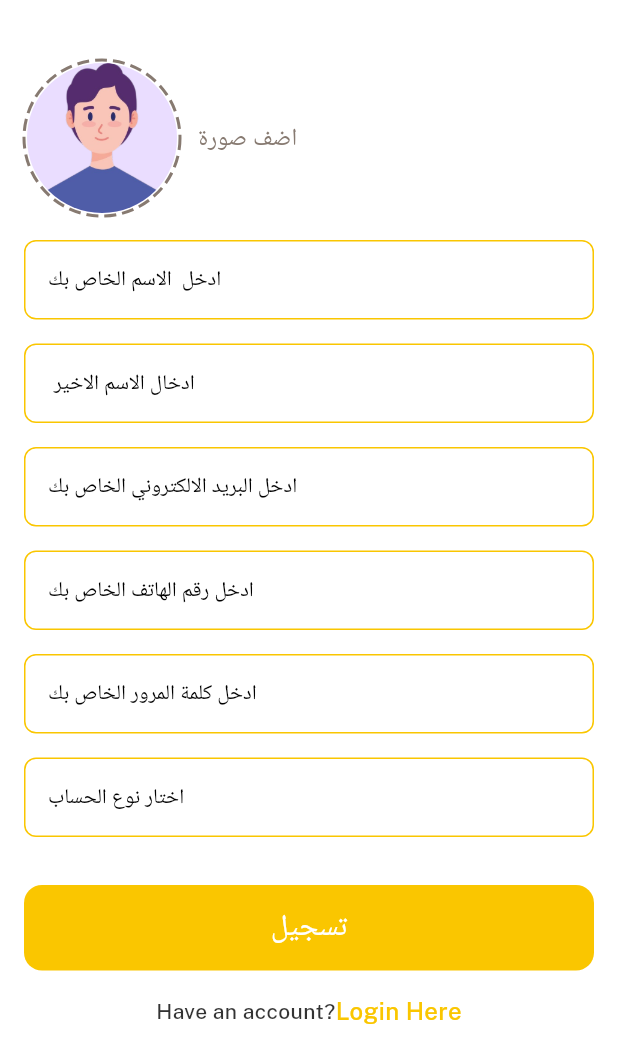
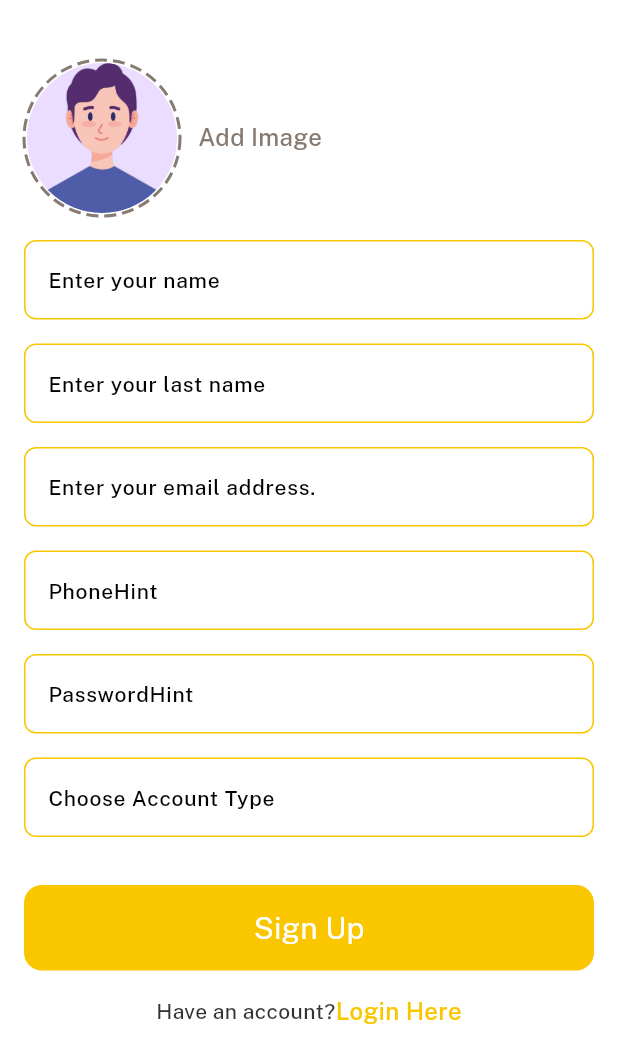
Before and after one commit to Belalwael26/dreamHome, a Flutter app: the RegisterScreen screen opened by its route, on a phone screen of 412 x 824 dp. Shown: the top 1063 px of the screen. Run offline on Flutter 3.47's test engine with Material 3 defaults, Android fonts, the phone set to English and light mode, and no system bars; drawn by our look-alikes of dotted_border; our stand-ins replace carousel_slider, cloud_firestore, dartz, dio, easy_localization, equatable and 15 more; accounts and stored records are empty; project files that could hold a hidden picture were left out.

Commit message:
Sign_up_localization

```diff
--- a/dream_home/assets/translate/en.json
+++ b/dream_home/assets/translate/en.json
@@ -25,6 +25,16 @@
   "ForgetPasswordTitle" :"Forget Password",
   "email": "Email",
   "Submit" : "Submit" ,
+  "NameHint" :"Enter your name",
+  "lastNameHint" :"Enter your last name",
+  "phoneHint" :"Enter your phone number",
+  "AccountType" : "Choose Account Type" ,
+  "chooseJob" :  "Choose Job" ,
+  "Sign" : "Sign Up",
+  "addImage" : "Add Image" ,
+  "chooseImage" :  "Choose Image From" ,
+  "camera" :"Take a photo." ,
+  "gallery" :"Choose from gallery." ,
   "servicex" : {
     "SERVICES": "Services",
     "FIX_NOW": "Fix Now",
--- a/dream_home/lib/core/widget/dialogs/custom_images_picker_dialog.dart
+++ b/dream_home/lib/core/widget/dialogs/custom_images_picker_dialog.dart
@@ -1,6 +1,7 @@
 import 'package:dream_home/Core/extension/extension.dart';
 import 'package:dream_home/core/styles/app_text_style.dart';
 import 'package:dream_home/core/utils/app_color.dart';
+import 'package:easy_localization/easy_localization.dart';
 import 'package:flutter/material.dart';
 
 import '../../constant/app_sized.dart';
@@ -24,7 +25,7 @@ void showImagePickerDialog(BuildContext ctx,
           child: Column(
             children: [
               Text(
-                "Choose Image From",
+                "chooseImage".tr(),
                 style: AppTextStyle.style18.copyWith(
                   color: AppColor.lightblack,
                 ),
--- a/dream_home/lib/feature/auth/presentation/views/register_screen.dart
+++ b/dream_home/lib/feature/auth/presentation/views/register_screen.dart
@@ -6,6 +6,7 @@ import 'package:dream_home/feature/auth/presentation/cubit/register/register_cub
 import 'package:dream_home/feature/auth/presentation/widget/custom_choose_account_type.dart';
 import 'package:dream_home/feature/auth/presentation/widget/custom_choose_your_job.dart';
 import 'package:dream_home/feature/customer_home/presentation/data/models/worker_data_model.dart';
+import 'package:easy_localization/easy_localization.dart';
 import 'package:flutter/material.dart';
 import 'package:flutter_bloc/flutter_bloc.dart';
 import 'package:go_router/go_router.dart';
@@ -75,7 +76,7 @@ class _RegisterScreenState extends State<RegisterScreen> {
                               hintColor: AppColor.black,
                               controller: cubit.userNameController,
                               borderColor: AppColor.yellowColor,
-                              hintText: "ادخل  الاسم الخاص بك",
+                              hintText: "NameHint".tr(),
                               validator: (val) =>
                                   AppValidation.displayNameValidator(
                                 cubit.userNameController.text,
@@ -90,7 +91,7 @@ class _RegisterScreenState extends State<RegisterScreen> {
                               hintColor: AppColor.black,
                               borderColor: AppColor.yellowColor,
                               controller: cubit.lastNameController,
-                              hintText: " ادخال الاسم الاخير",
+                              hintText: "lastNameHint".tr(),
                               validator: (val) =>
                                   AppValidation.displayNameValidator(
                                 cubit.lastNameController.text,
@@ -105,7 +106,7 @@ class _RegisterScreenState extends State<RegisterScreen> {
                               hintColor: AppColor.black,
                               controller: cubit.emailController,
                               borderColor: AppColor.yellowColor,
-                              hintText: "ادخل البريد الالكتروني الخاص بك",
+                              hintText: "EmailHint".tr(),
                               validator: (val) => AppValidation.emailValidator(
                                 cubit.emailController.text,
                               ),
@@ -119,7 +120,7 @@ class _RegisterScreenState extends State<RegisterScreen> {
                               hintColor: AppColor.black,
                               borderColor: AppColor.yellowColor,
                               controller: cubit.phoneController,
-                              hintText: "ادخل رقم الهاتف الخاص بك",
+                              hintText: "PhoneHint".tr(),
                               validator: (val) =>
                                   AppValidation.phoneNumberVaildtor(
                                 cubit.phoneController.text,
@@ -135,7 +136,7 @@ class _RegisterScreenState extends State<RegisterScreen> {
                               hintColor: AppColor.black,
                               borderColor: AppColor.yellowColor,
                               controller: cubit.passwordController,
-                              hintText: "ادخل كلمة المرور الخاص بك",
+                              hintText: "PasswordHint".tr(),
                               validator: (val) =>
                                   AppValidation.passwordVaildtor(
                                 cubit.passwordController.text,
@@ -151,7 +152,7 @@ class _RegisterScreenState extends State<RegisterScreen> {
                               controller: TextEditingController(),
                               borderColor: AppColor.yellowColor,
                               hintText: cubit.selectedItem == ""
-                                  ? "اختار نوع الحساب"
+                                  ? "AccountType".tr()
                                   : cubit.selectedItem,
                               enabled: false,
                             ).onTap(
@@ -197,7 +198,7 @@ class _RegisterScreenState extends State<RegisterScreen> {
                                 controller: TextEditingController(),
                                 borderColor: AppColor.yellowColor,
                                 hintText: cubit.selectedJob == ""
-                                    ? "اختار نوع الوظيفة"
+                                    ? "chooseJob".tr()
                                     : cubit.selectedJob,
                                 enabled: false,
                               ).onTap(
@@ -238,7 +239,7 @@ class _RegisterScreenState extends State<RegisterScreen> {
                           FadeAnimationCustom(
                             delay: 1.2,
                             child: CustomAppButton(
-                              text: "تسجيل",
+                              text: "Sign".tr(),
                               containerColor: AppColor.yellowColor,
                               textColor: AppColor.white,
                               onPressed: () {
--- a/dream_home/lib/feature/auth/presentation/widget/custom_image_container.dart
+++ b/dream_home/lib/feature/auth/presentation/widget/custom_image_container.dart
@@ -1,6 +1,7 @@
 import 'package:dotted_border/dotted_border.dart';
 import 'package:dream_home/core/extension/extension.dart';
 import 'package:dream_home/feature/auth/presentation/cubit/register/register_cubit.dart';
+import 'package:easy_localization/easy_localization.dart';
 import 'package:flutter/material.dart';
 import 'package:flutter_bloc/flutter_bloc.dart';
 import 'package:go_router/go_router.dart';
@@ -41,7 +42,7 @@ class CustomAddImage extends StatelessWidget {
             ),
             width(12),
             Text(
-              "اضف صورة",
+              "addImage".tr(),
               style: AppTextStyle.style16.copyWith(
                 color: AppColor.primaryColor,
               ),
@@ -56,8 +57,8 @@ class CustomAddImage extends StatelessWidget {
                   cubit.logoPicker(ImageSource.gallery);
                   context.pop();
                 },
-                cameraText: "التقاط صورة",
-                galleryText: "اختر صورة من المعرض",
+                cameraText: "camera".tr(),
+                galleryText: "gallery".tr(),
               );
             }),
           ],
```
Also changed, not shown: dream_home/assets/translate/ar.json (+10 -0 lines).
